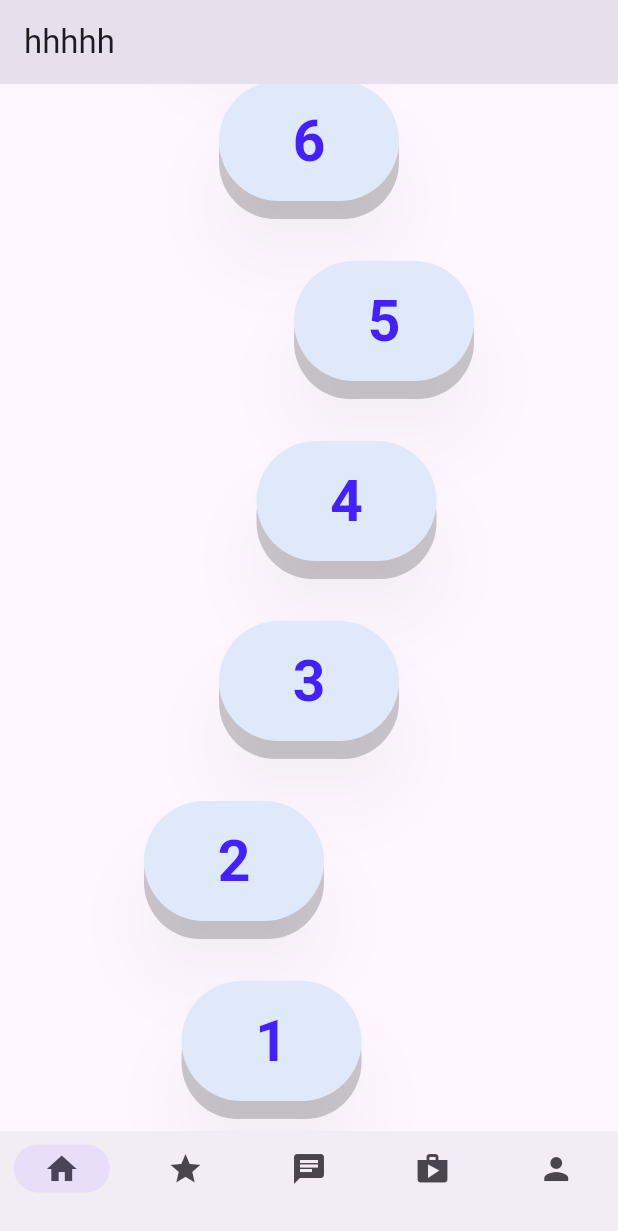
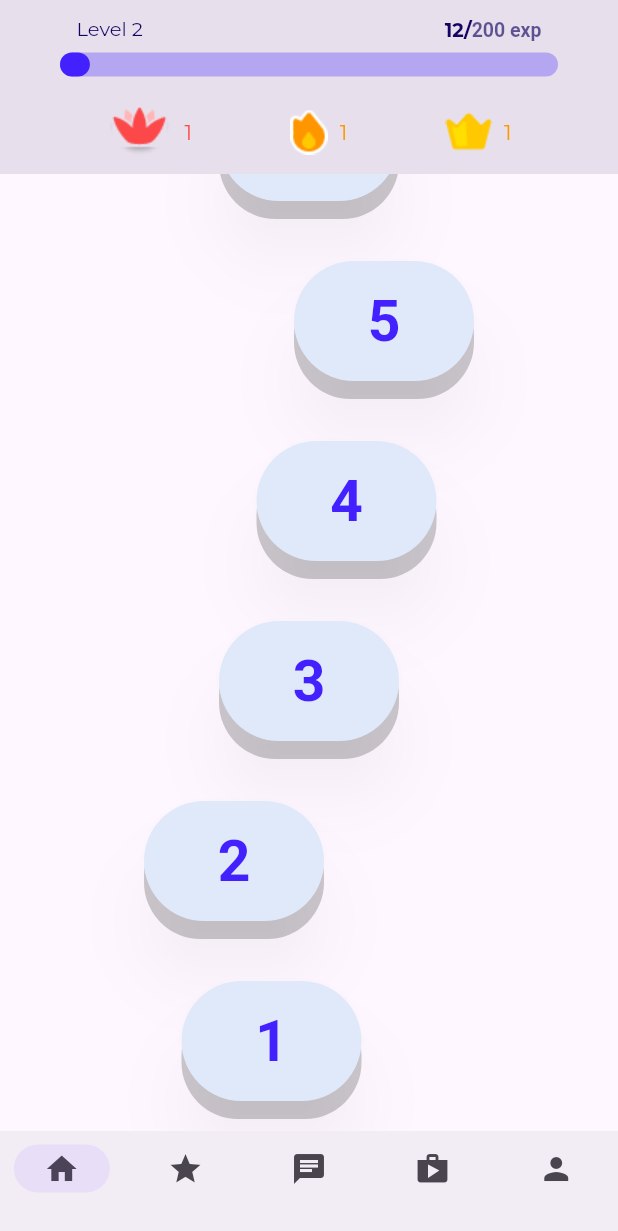
Before and after one commit to Inzhamed/Azerty, a Flutter app: the screen it shows after launch, on a phone screen of 412 x 824 dp. Shown: the top 1231 px of the screen. Run offline on Flutter 3.47's test engine with Material 3 defaults, Android fonts, the phone set to English and light mode, and no system bars.

Commit message:
fix app bar

```diff
--- a/flutter/wiro/lib/Pages/Home.dart
+++ b/flutter/wiro/lib/Pages/Home.dart
@@ -1,4 +1,5 @@
 import 'package:flutter/material.dart';
+import 'package:wiro/component/appbar.dart';
 import 'package:wiro/component/navbar.dart';
 import 'package:wiro/const.dart';
 
@@ -14,8 +15,13 @@ class _HomePageState extends State<HomePage> {
   @override
   Widget build(BuildContext context) {
     return Scaffold(
-        appBar: AppBar(
-          title: const Text('hhhhh'),
+        appBar: const CustomAppBar(
+          score: 12,
+          crowncount: 1,
+          totalScore: 200,
+          level: '2',
+          lotuscount: 1,
+          flamecount: 1,
         ),
         body: SizedBox(
           height: MediaQuery.of(context).size.height,
@@ -23,18 +29,18 @@ class _HomePageState extends State<HomePage> {
           child: SingleChildScrollView(
               reverse: true,
               child: Column(
-                children: List.generate(
+                children: [
+                  ...List.generate(
                       100,
                       (index) => MyBotton(
                           index: (100 - index),
                           onPressed: () {
-                          if(100-index < level){
+                            if ((100 - index) < level) {
                               showDialog(
                                   context: context,
                                   builder: (context) => AlertDialog(
                                         content: Column(
                                           children: [
-                                          // Image.asset('assets/number1.png'),
                                             Row(
                                               mainAxisAlignment:
                                                   MainAxisAlignment.spaceEvenly,
@@ -56,7 +62,8 @@ class _HomePageState extends State<HomePage> {
                                                     (100 - index).toString(),
                                                     style: TextStyle(
                                                         fontSize: 60,
-                                                      color: Color(0xff1c114f),
+                                                        color:
+                                                            Color(0xff1c114f),
                                                         fontWeight:
                                                             FontWeight.bold),
                                                   ),
@@ -72,54 +79,10 @@ class _HomePageState extends State<HomePage> {
                                         ),
                                       ));
                             }
-                          // showDialog(
-                          //     context: context,
-                          //     builder: (context) => AlertDialog(
-                          //           content: Column(
-                          //             children: [
-                          //               // Image.asset('assets/number1.png'),
-                          //               Row(
-                          //                 mainAxisAlignment:
-                          //                     MainAxisAlignment.spaceEvenly,
-                          //                 children: [
-                          //                   Image.asset(
-                          //                     'assets/leftLines.png',
-                          //                     width: 38,
-                          //                   ),
-                          //                   Container(
-                          //                     alignment: Alignment.center,
-                          //                     width: 100,
-                          //                     height: 100,
-                          //                     decoration: BoxDecoration(
-                          //                         shape: BoxShape.circle,
-                          //                         border: Border.all(
-                          //                             color: grey, width: 12)),
-                          //                     child: Text(
-                          //                       (100 - index).toString(),
-                          //                       style: TextStyle(
-                          //                           fontSize: 60,
-                          //                           color: Color(0xff1c114f),
-                          //                           fontWeight:
-                          //                               FontWeight.bold),
-                          //                     ),
-                          //                   ),
-                          //                   Image.asset(
-                          //                     'assets/rightLines.png',
-                          //                     width: 38,
-                          //                   ),
-                          //                 ],
-                          //               ),
-                          //               Text((100 - index).toString())
-                          //             ],
-                          //           ),
-                          //         )
-                          //         );
-                        })
-                        ),
-              )
-              ),
-        )
-        );
+                          })),
+                ],
+              )),
+        ));
   }
 }
 
--- a/flutter/wiro/lib/component/appbar.dart
+++ b/flutter/wiro/lib/component/appbar.dart
@@ -13,106 +13,6 @@ import 'package:flutter/material.dart';
 //           1 // used a string because an int would cause a problem i can't type 01 and we should respect the ui
 //       ));
 // }
-
-class MainAppBar extends StatelessWidget {
-  const MainAppBar(
-      {super.key,
-      required this.score,
-      required this.totalScore,
-      required this.level,
-      required this.lotuscount,
-      required this.flamecount,
-      required this.crowncount});
-
-  final int score;
-  final int totalScore;
-  final String level;
-  final int lotuscount;
-  final int flamecount;
-  final int crowncount;
-
-  @override
-  Widget build(BuildContext context) {
-    return MaterialApp(
-      home: Scaffold(
-        appBar: PreferredSize(
-          preferredSize:
-              Size.fromHeight(116), // Set the preferred height of the app bar
-          child: AppBar(
-              toolbarHeight: 116,
-              title: Container(
-                padding: EdgeInsets.symmetric(horizontal: 24.0, vertical: 17),
-                width: MediaQuery.of(context).size.width,
-                child: Column(
-                  children: [
-                    Padding(
-                      padding: const EdgeInsets.symmetric(horizontal: 11),
-                      child: Row(
-                        mainAxisAlignment: MainAxisAlignment.spaceBetween,
-                        children: [
-                          Text(
-                            'Level $level',
-                            style: TextStyle(
-                                fontSize: 13,
-                                fontFamily: 'Montserrat',
-                                color: Color(0xff140562)),
-                          ),
-                          RichText(
-                            text: TextSpan(
-                              text: '$score/',
-                              style: TextStyle(
-                                  color: Color(0xff140562),
-                                  fontWeight: FontWeight.bold,
-                                  fontSize: 13,
-                                  fontFamily: 'Montserrat'),
-                              children: <TextSpan>[
-                                TextSpan(
-                                    text: '$totalScore exp',
-                                    style: TextStyle(
-                                        fontWeight: FontWeight.bold,
-                                        fontSize: 13,
-                                        color: Color(0xff140562)
-                                            .withOpacity(0.65))),
-                              ],
-                            ),
-                          ),
-                        ],
-                      ),
-                    ),
-                    SizedBox(height: 7),
-                    ProgressBar(
-                        width: MediaQuery.of(context).size.width - 80,
-                        height: 16,
-                        progress: score / totalScore),
-                    SizedBox(height: 20),
-                    Padding(
-                      padding: EdgeInsets.symmetric(horizontal: 31),
-                      child: Row(
-                        mainAxisAlignment: MainAxisAlignment.spaceBetween,
-                        children: [
-                          reward(
-                              imageName: 'assets/noun-lotus-6636109 2.png',
-                              counter: lotuscount,
-                              rewardColor: Color(0xffFF4B4B)),
-                          reward(
-                              imageName: 'assets/Icon.png',
-                              counter: flamecount,
-                              rewardColor: Color(0xffFF9600)),
-                          reward(
-                              imageName: 'assets/Vectors.png',
-                              counter: crowncount,
-                              rewardColor: Color(0xffFF9600))
-                        ],
-                      ),
-                    ) // for exemple a score of 20/200 = 0.1 (or 10 %)
-                  ],
-                ),
-              )),
-        ),
-      ),
-    );
-  }
-}
 
 class ProgressBar extends StatelessWidget {
   const ProgressBar(
@@ -172,3 +72,98 @@ class reward extends StatelessWidget {
     );
   }
 }
+
+class CustomAppBar extends StatelessWidget implements PreferredSizeWidget {
+  const CustomAppBar(
+      {super.key,
+      required this.score,
+      required this.totalScore,
+      required this.level,
+      required this.lotuscount,
+      required this.flamecount,
+      required this.crowncount});
+
+  final int score;
+  final int totalScore;
+  final String level;
+  final int lotuscount;
+  final int flamecount;
+  final int crowncount;
+
+  @override
+  Widget build(BuildContext context) {
+    return AppBar(
+        toolbarHeight: 116,
+        title: Container(
+          padding: EdgeInsets.symmetric(horizontal: 24.0, vertical: 17),
+          width: MediaQuery.of(context).size.width,
+          child: Column(
+            children: [
+              Padding(
+                padding: const EdgeInsets.symmetric(horizontal: 11),
+                child: Row(
+                  mainAxisAlignment: MainAxisAlignment.spaceBetween,
+                  children: [
+                    Text(
+                      'Level $level',
+                      style: TextStyle(
+                          fontSize: 13,
+                          fontFamily: 'Montserrat',
+                          color: Color(0xff140562)),
+                    ),
+                    RichText(
+                      text: TextSpan(
+                        text: '$score/',
+                        style: TextStyle(
+                            color: Color(0xff140562),
+                            fontWeight: FontWeight.bold,
+                            fontSize: 13,
+                            fontFamily: 'Montserrat'),
+                        children: <TextSpan>[
+                          TextSpan(
+                              text: '$totalScore exp',
+                              style: TextStyle(
+                                  fontWeight: FontWeight.bold,
+                                  fontSize: 13,
+                                  color: Color(0xff140562).withOpacity(0.65))),
+                        ],
+                      ),
+                    ),
+                  ],
+                ),
+              ),
+              SizedBox(height: 7),
+              ProgressBar(
+                  width: MediaQuery.of(context).size.width - 80,
+                  height: 16,
+                  progress: score / totalScore),
+              SizedBox(height: 20),
+              Padding(
+                padding: EdgeInsets.symmetric(horizontal: 31),
+                child: Row(
+                  mainAxisAlignment: MainAxisAlignment.spaceBetween,
+                  children: [
+                    reward(
+                        imageName: 'assets/noun-lotus-6636109 2.png',
+                        counter: lotuscount,
+                        rewardColor: Color(0xffFF4B4B)),
+                    reward(
+                        imageName: 'assets/Icon.png',
+                        counter: flamecount,
+                        rewardColor: Color(0xffFF9600)),
+                    reward(
+                        imageName: 'assets/Vectors.png',
+                        counter: crowncount,
+                        rewardColor: Color(0xffFF9600))
+                  ],
+                ),
+              ) // for exemple a score of 20/200 = 0.1 (or 10 %)
+            ],
+          ),
+        ));
+  }
+
+  @override
+  // TODO: implement preferredSize
+  Size get preferredSize => const Size.fromHeight(116);
+}
```
Lines whose indentation alone changed are shown as unchanged.
